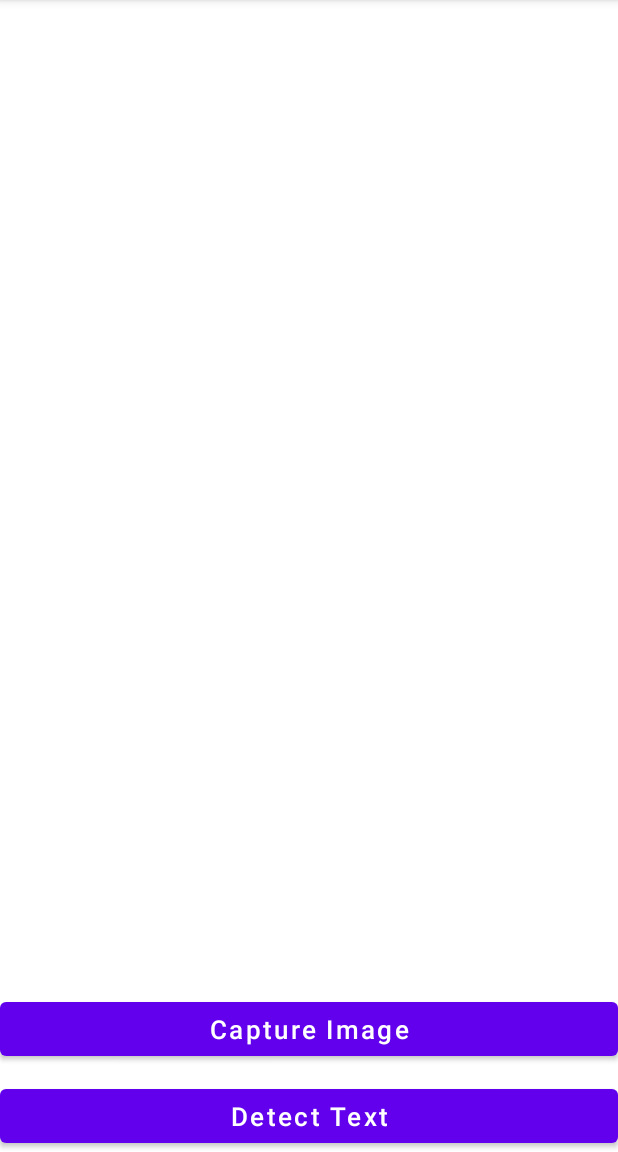
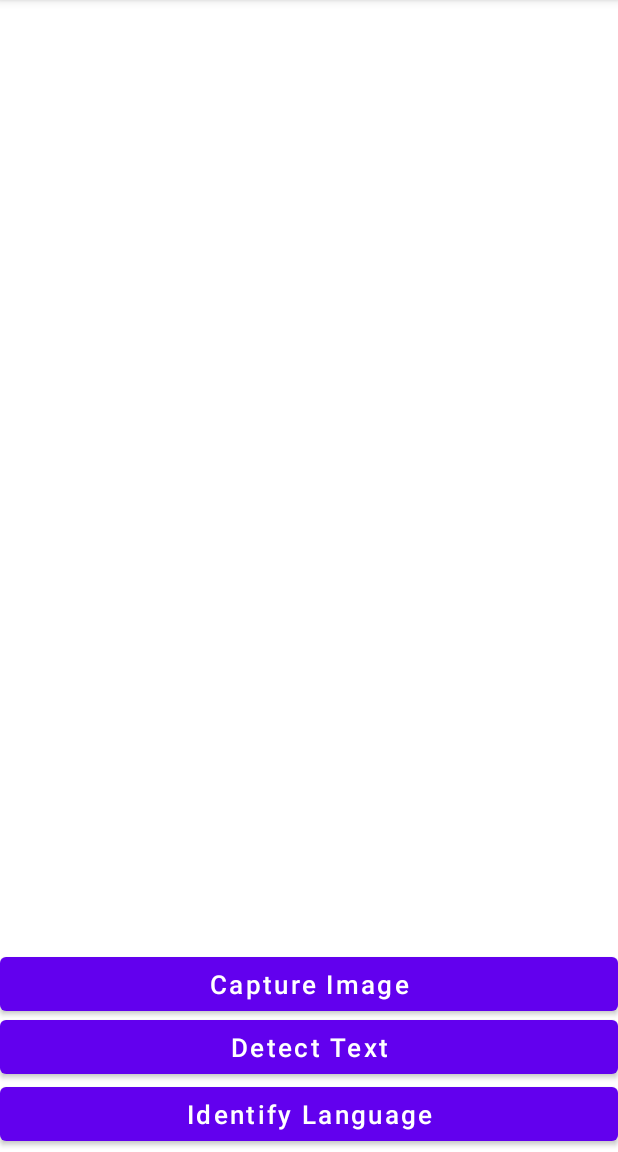
Before and after one commit to TalviaTasnim/Talvia-CSE327.5_Fall2020, an Android app: the screen it shows after launch (MainActivity), on a phone screen of 412 x 824 dp, the part 84-1236 px from its top. Run offline under Robolectric (Android 15) with nearby library versions, the phone set to English and light mode, and no system bars; libraries missing offline, so code that uses them is left out: com.google.firebase.ml.

Commit message:
Feature #2 Text language identification

```diff
--- a/app/src/main/AndroidManifest.xml
+++ b/app/src/main/AndroidManifest.xml
@@ -2,7 +2,8 @@
 <manifest xmlns:android="http://schemas.android.com/apk/res/android"
     package="com.example.utsc">
 
-    <uses-feature android:name="android.hardware.camera"
+    <uses-feature
+        android:name="android.hardware.camera"
         android:required="true" />
 
     <application
@@ -12,9 +13,8 @@
         android:roundIcon="@mipmap/ic_launcher_round"
         android:supportsRtl="true"
         android:theme="@style/Theme.UTSC">
-
+        <activity android:name=".IdentifyTanslateTextActivity"></activity>
         <activity android:name=".MainActivity">
-
             <meta-data
                 android:name="com.google.firebase.ml.vision.DEPENDENCIES"
                 android:value="ocr" />
--- a/app/src/main/java/com/example/utsc/MainActivity.java
+++ b/app/src/main/java/com/example/utsc/MainActivity.java
@@ -35,9 +35,10 @@ public class MainActivity extends AppCompatActivity {
     /**
      * Defining variables
      */
-    private Button capture_image_btn, detect_text_btn;
     private ImageView image_view;
     private TextView text_view;
+    private Button identify_btn,capture_image_btn,detect_text_btn;
+    public String text;
     static final int request_image_capture = 1;
     Bitmap imageBitmap;
 
@@ -49,8 +50,9 @@ public class MainActivity extends AppCompatActivity {
         /**
          * Assigning variables
          */
-        capture_image_btn = findViewById(R.id.capture_image_btn);
-        detect_text_btn = findViewById(R.id.detect_text_image_btn);
+        capture_image_btn = findViewById(R.id.captureImageBtn);
+        detect_text_btn = findViewById(R.id.detectTextImageBtn);
+        identify_btn = findViewById(R.id.identifyBtn);
         image_view = findViewById(R.id.image_view);
         text_view = findViewById(R.id.text_display);
 
@@ -66,6 +68,16 @@ public class MainActivity extends AppCompatActivity {
             @Override
             public void onClick(View v) {
                 detectTextFromImage();
+            }
+        });
+
+        identify_btn.setOnClickListener(new View.OnClickListener() {
+            @Override
+            public void onClick(View v) {
+                Intent intent = new Intent(MainActivity.this, IdentifyTanslateTextActivity.class);
+                intent.putExtra("TEXT",text);
+                startActivity(intent);
+
             }
         });
     }
@@ -130,7 +142,7 @@ public class MainActivity extends AppCompatActivity {
         }
         else{
             for(FirebaseVisionText.Block block : firebaseVisionText.getBlocks()){
-                String text = block.getText();
+                text = block.getText();
                 text_view.setText(text);
             }
         }
--- a/app/src/main/res/layout/activity_main.xml
+++ b/app/src/main/res/layout/activity_main.xml
@@ -10,7 +10,7 @@
     <ImageView
         android:id="@+id/image_view"
         android:layout_width="match_parent"
-        android:layout_height="400dp"/>
+        android:layout_height="300dp"/>
 
     <TextView
         android:id="@+id/text_display"
@@ -23,24 +23,34 @@
         android:layout_margin="10dp"/>
 
     <Button
-        android:id="@+id/capture_image_btn"
+        android:id="@+id/captureImageBtn"
         android:layout_width="match_parent"
         android:layout_height="wrap_content"
+        android:layout_above="@id/detectTextImageBtn"
+        android:layout_marginBottom="-6dp"
         android:text="Capture Image"
         android:textAllCaps="false"
-        android:layout_above="@id/detect_text_image_btn"
-        android:textSize="17dp"
-        android:layout_marginBottom="10dp"/>
+        android:textSize="17dp" />
 
     <Button
-        android:id="@+id/detect_text_image_btn"
+        android:id="@+id/detectTextImageBtn"
         android:layout_width="match_parent"
         android:layout_height="wrap_content"
         android:layout_alignParentBottom="true"
+        android:layout_marginBottom="46dp"
         android:text="Detect Text"
         android:textAllCaps="false"
-        android:textSize="17dp"/>
+        android:textSize="17dp" />
 
+    <Button
+        android:id="@+id/identifyBtn"
+        android:layout_width="match_parent"
+        android:layout_height="wrap_content"
+        android:layout_alignParentBottom="true"
+        android:layout_marginBottom="1dp"
+        android:text="Identify Language"
+        android:textAllCaps="false"
+        android:textSize="17dp" />
 
 
 </RelativeLayout>
```
Also changed, not shown: app/build.gradle (+5 -2 lines), app/src/main/java/com/example/utsc/IdentifyTanslateTextActivity.java (added, +77 -0 lines), app/src/main/res/layout/activity_identify_text.xml (added, +48 -0 lines).
